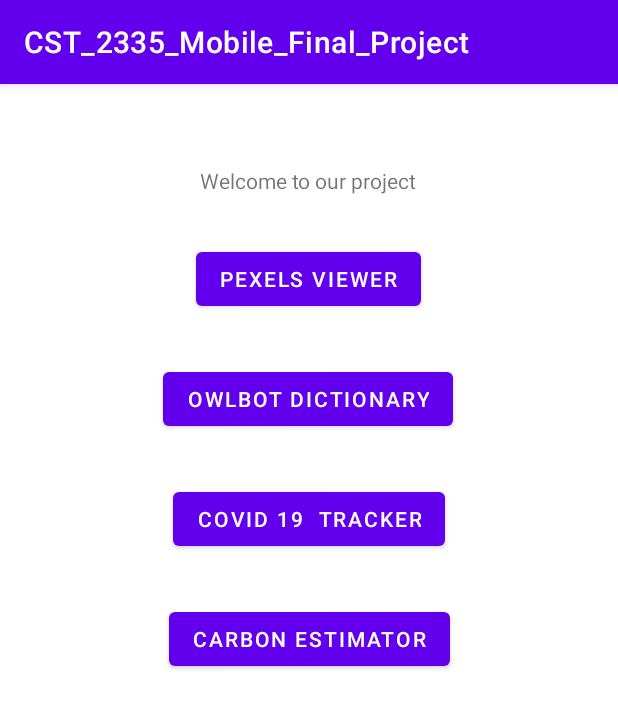
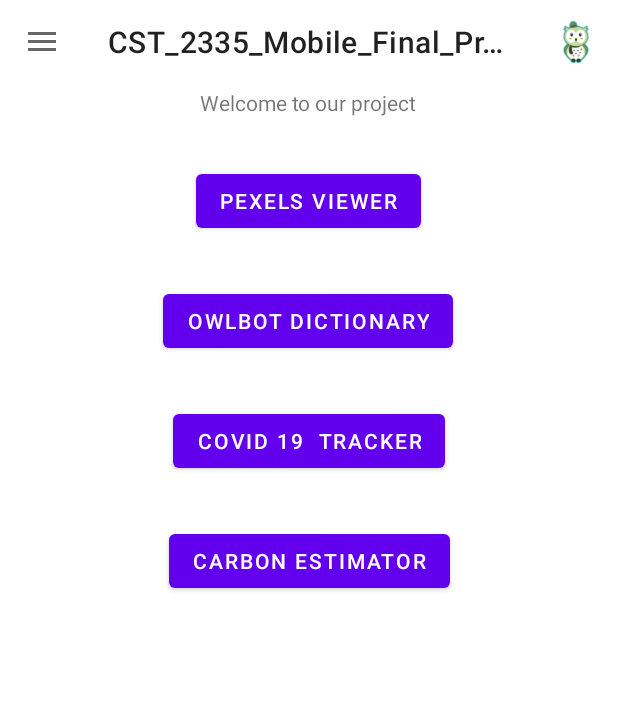
Before and after one commit to NickQin5517/CST_2335_Mobile_Final_Project, an Android app: the screen it shows after launch (MainActivity), on a phone screen of 412 x 824 dp. Shown: the top 708 px of the screen. Run offline under Robolectric (Android 15) with nearby library versions, the phone set to English and light mode, and no system bars.

Commit message:
update Ning Qin owlbot dictionary version 3, finished everything except Javadoc.

```diff
--- a/app/src/main/java/algonquin/cst2335/cst_2335_mobile_final_project/MainActivity.java
+++ b/app/src/main/java/algonquin/cst2335/cst_2335_mobile_final_project/MainActivity.java
@@ -1,12 +1,45 @@
 package algonquin.cst2335.cst_2335_mobile_final_project;
 
+import androidx.appcompat.app.ActionBarDrawerToggle;
 import androidx.appcompat.app.AppCompatActivity;
+import androidx.appcompat.widget.Toolbar;
+import androidx.core.view.GravityCompat;
+import androidx.drawerlayout.widget.DrawerLayout;
 
 import android.content.Intent;
 import android.os.Bundle;
+import android.view.Menu;
+import android.view.MenuInflater;
+import android.view.MenuItem;
 import android.widget.Button;
 
+import com.google.android.material.navigation.NavigationView;
+
 public class MainActivity extends AppCompatActivity {
+
+    @Override
+    public boolean onCreateOptionsMenu(Menu menu) {
+
+        MenuInflater inflater = getMenuInflater();
+        inflater.inflate(R.menu.main_activity_actions, menu);
+        return true;
+    }
+
+    @Override
+    public boolean onOptionsItemSelected( MenuItem item) {
+
+        switch (item.getItemId()) {
+
+            case R.id.owlbotIcon:
+
+                startActivity( new Intent( MainActivity.this, OwlbotActivity.class));
+
+                break;
+        }
+
+
+        return super.onOptionsItemSelected(item);
+    }
 
     @Override
     protected void onCreate(Bundle savedInstanceState) {
@@ -24,5 +57,25 @@ public class MainActivity extends AppCompatActivity {
 
         Button carbonBtn = findViewById(R.id.Carbon);
         carbonBtn.setOnClickListener( click -> startActivity( new Intent( MainActivity.this, CarbonActivity.class)));
+
+
+        Toolbar myToolbar = findViewById(R.id.toolbar);
+        setSupportActionBar(myToolbar);
+
+        DrawerLayout drawer = findViewById(R.id.drawer_layout);
+        ActionBarDrawerToggle toggle = new ActionBarDrawerToggle(this, drawer, myToolbar, R.string.open, R.string.close);
+        drawer.addDrawerListener(toggle);
+        toggle.syncState();
+
+        NavigationView navigationView = findViewById(R.id.popout_menu);
+        navigationView.setNavigationItemSelectedListener( (item)-> {
+
+            onOptionsItemSelected(item);
+            drawer.closeDrawer(GravityCompat.START);
+
+            return false;
+
+        });
+
     }
 }
--- a/app/src/main/res/layout/activity_main.xml
+++ b/app/src/main/res/layout/activity_main.xml
@@ -1,10 +1,26 @@
 <?xml version="1.0" encoding="utf-8"?>
+
+<androidx.drawerlayout.widget.DrawerLayout
+    xmlns:android="http://schemas.android.com/apk/res/android"
+    xmlns:app="http://schemas.android.com/apk/res-auto"
+    xmlns:tools="http://schemas.android.com/tools"
+    android:id="@+id/drawer_layout"
+    android:layout_width="match_parent"
+    android:layout_height="match_parent">
+
 <androidx.constraintlayout.widget.ConstraintLayout xmlns:android="http://schemas.android.com/apk/res/android"
     xmlns:app="http://schemas.android.com/apk/res-auto"
     xmlns:tools="http://schemas.android.com/tools"
     android:layout_width="match_parent"
     android:layout_height="match_parent"
     tools:context=".MainActivity">
+
+    <androidx.appcompat.widget.Toolbar
+        android:id="@+id/toolbar"
+        android:layout_width="match_parent"
+        android:layout_height="wrap_content"
+        app:layout_constraintStart_toStartOf="parent"
+        app:layout_constraintTop_toTopOf="parent" />
 
     <TextView
         android:id="@+id/textView2"
@@ -63,3 +79,14 @@
         app:layout_constraintTop_toBottomOf="@+id/Covid" />
 
 </androidx.constraintlayout.widget.ConstraintLayout>
+
+    <com.google.android.material.navigation.NavigationView
+        android:layout_width="wrap_content"
+        android:layout_height="match_parent"
+        android:id="@+id/popout_menu"
+        app:headerLayout="@layout/popout_header"
+        android:layout_gravity="start"
+        android:fitsSystemWindows="true"
+        app:menu="@menu/main_activity_actions"/>
+
+</androidx.drawerlayout.widget.DrawerLayout>
--- /dev/null
+++ b/app/src/main/res/menu/main_activity_actions.xml
@@ -0,0 +1,10 @@
+<?xml version="1.0" encoding="utf-8"?>
+<menu xmlns:app="http://schemas.android.com/apk/res-auto"
+    xmlns:android="http://schemas.android.com/apk/res/android">
+
+    <item
+        android:id="@+id/owlbotIcon"
+        android:icon="@drawable/owlbot"
+        android:title="@string/owlbot_dictionary"
+        app:showAsAction="always" />
+</menu>
--- a/app/src/main/res/values/strings.xml
+++ b/app/src/main/res/values/strings.xml
@@ -20,4 +20,6 @@
     <string name="author_ning_qin">Author: Ning Qin</string>
     <string name="version_1_0">Version: 1.0</string>
     <string name="help">HELP</string>
+    <string name="open" />
+    <string name="navigation_bar">Navigation Bar</string>
 </resources>
--- a/app/src/main/res/values/themes.xml
+++ b/app/src/main/res/values/themes.xml
@@ -12,5 +12,8 @@
         <!-- Status bar color. -->
         <item name="android:statusBarColor" tools:targetApi="l">?attr/colorPrimaryVariant</item>
         <!-- Customize your theme here. -->
+
+        <item name="windowActionBar">false</item>
+        <item name="windowNoTitle">true</item>
     </style>
 </resources>
```
Also changed, not shown: app/src/main/res/layout/popout_header.xml (added, +15 -0 lines), app/src/main/res/drawable/owlbot.png (added), 1 other file.
